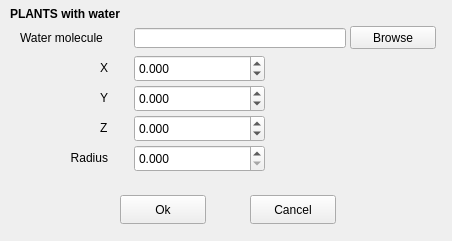
Old version of the form ChemFlow/src/GUI/qt_creator/plants_water.ui in the repository IFMlab/ChemFlow.
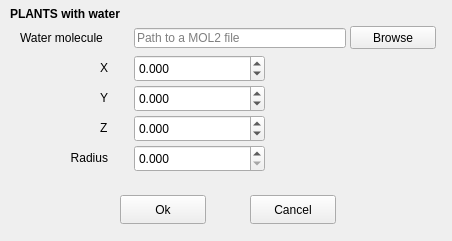
New version of the form.

Diff of the .ui file:
```diff
--- a/ChemFlow/src/GUI/qt_creator/plants_water.ui
+++ b/ChemFlow/src/GUI/qt_creator/plants_water.ui
@@ -239,6 +239,9 @@
      <height>20</height>
     </rect>
    </property>
+   <property name="placeholderText">
+    <string>Path to a MOL2 file</string>
+   </property>
   </widget>
  </widget>
  <tabstops>
```
